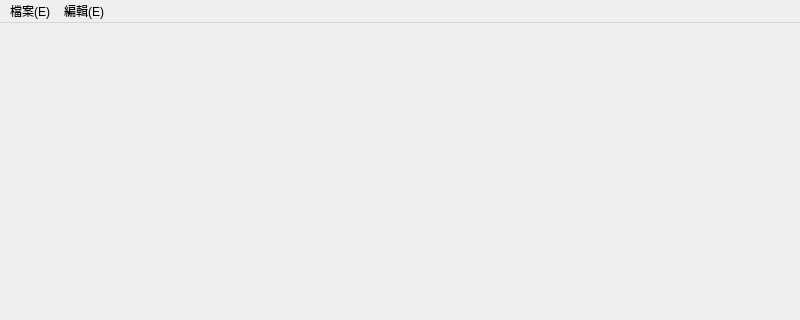
Qt form ui_mainwindow.ui (Weizhe422/DesignWindow) before a commit; both pictures show x 0 to 800 and y 0 to 320 of the 800 by 600 pixel window.
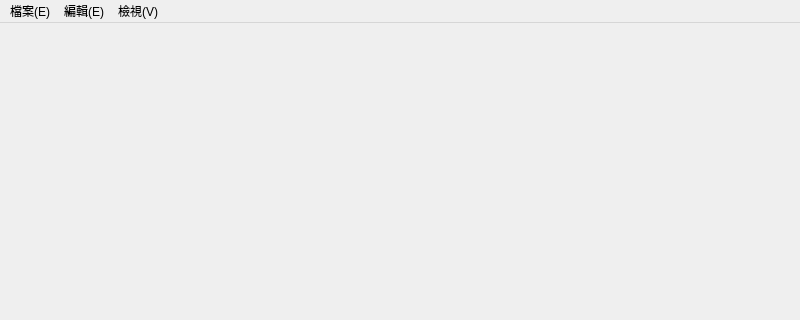
The same form after that commit.

Commit message: 新增第三個功能表（檢視）並美化功能表列樣式

Diff of the .ui file:
```diff
--- a/ui_mainwindow.ui
+++ b/ui_mainwindow.ui
@@ -45,8 +45,20 @@
     <addaction name="action_C_2"/>
     <addaction name="action_A_2"/>
    </widget>
+   <widget class="QMenu" name="menu_V">
+    <property name="title">
+     <string>檢視(V)</string>
+    </property>
+    <addaction name="action_Zoom_In"/>
+    <addaction name="action_Zoom_Out"/>
+    <addaction name="separator"/>
+    <addaction name="action_Fullscreen"/>
+    <addaction name="action_Toolbar"/>
+    <addaction name="action_StatusBar"/>
+   </widget>
    <addaction name="menu_E"/>
    <addaction name="menu_E_2"/>
+   <addaction name="menu_V"/>
   </widget>
   <widget class="QStatusBar" name="statusbar"/>
   <action name="action_N">
```
Left out of the diff: 46 changed lines with no effect on the pictures. The commit also changes 2 other files.
